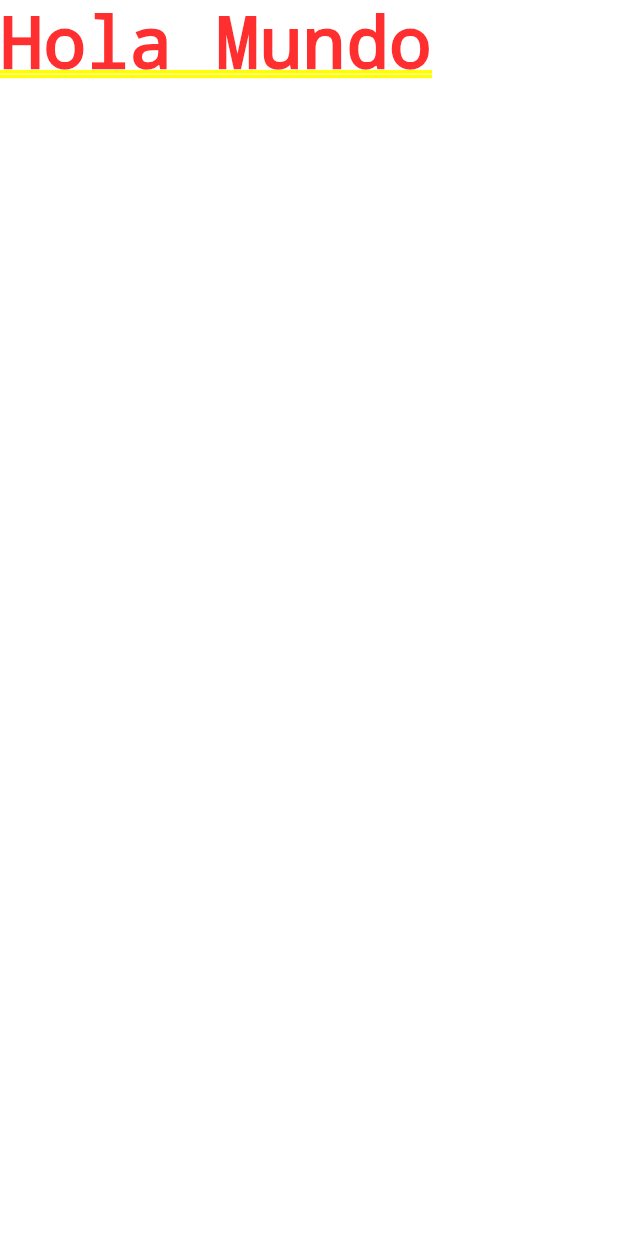
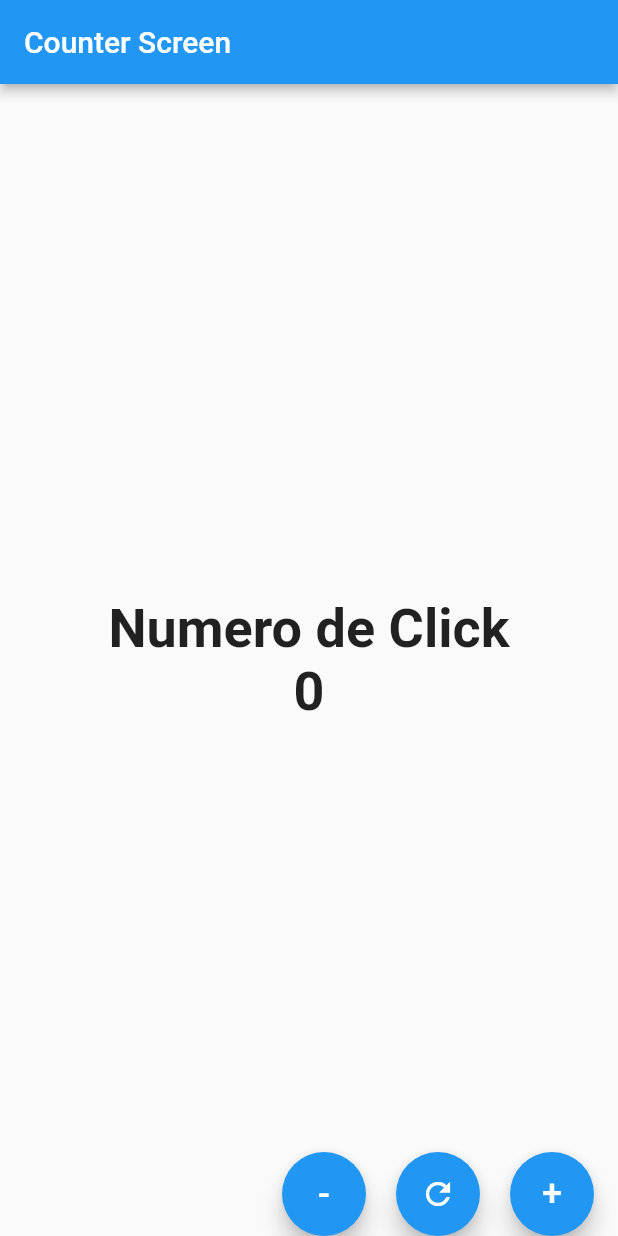
Before and after one commit to carlosargenal31/contador_app, a Flutter app: the screen it shows after launch, on a phone screen of 412 x 824 dp. Run offline on Flutter 3.47's test engine with Material 2 defaults, Android fonts, the phone set to English and light mode, and no system bars.

Commit message:
Proyecto Contador

```diff
--- a/lib/main.dart
+++ b/lib/main.dart
@@ -1,4 +1,6 @@
+import 'package:contador_app/screens/counter_screen.dart';
 import 'package:flutter/material.dart';
+import 'package:contador_app/screens/home_screen.dart';
 
 void main() {
   runApp(const MyApp());
@@ -10,8 +12,8 @@ class MyApp extends StatelessWidget {
   @override
   Widget build(BuildContext context) {
     return const MaterialApp(
-      debugShowCheckedModeBanner: false,
-      home: Text('Hola Mundo'),
-    );
+        debugShowCheckedModeBanner: false,
+        home: CounterScreen() //Text('Hola Mundo'),
+        );
   }
 }
--- a/lib/screens/counter_screen.dart
+++ b/lib/screens/counter_screen.dart
@@ -1,13 +1,66 @@
-/*import 'package:flutter/material.dart';
+import 'package:flutter/material.dart';
+import 'package:flutter/widgets.dart';
 
 class CounterScreen extends StatefulWidget {
   const CounterScreen({super.key});
+  @override
+  State<CounterScreen> createState() => _CounterScreenState();
+}
 
+class _CounterScreenState extends State<CounterScreen> {
+  int contador = 0;
+  TextStyle estilofuente30 =
+      const TextStyle(fontSize: 36, fontWeight: FontWeight.bold);
   @override
-  State<StatefulWidget> createState() {
-    @override
-    State<CounterScreen> createState() => _CounterScreenState();
+  Widget build(BuildContext context) {
+    return Scaffold(
+      appBar: AppBar(
+        title: const Text("Counter Screen"),
+        elevation: 3,
+      ),
+      body: Center(
+          child: Column(
+        mainAxisAlignment: MainAxisAlignment.center,
+        children: [
+          Text("Numero de Click", style: estilofuente30),
+          Text("$contador", style: estilofuente30)
+        ],
+      )),
+      floatingActionButtonLocation: FloatingActionButtonLocation.endDocked,
+      floatingActionButton: Row(
+        mainAxisAlignment: MainAxisAlignment.end,
+        children: [
+          FloatingActionButton(
+              child: const Text(
+                '-',
+                style: TextStyle(fontSize: 24),
+              ),
+              onPressed: () {
+                setState(() {
+                  (contador > 0) ? contador-- : 0;
+                });
+              }),
+          const SizedBox(width: 20),
+          FloatingActionButton(
+              child: const Icon(Icons.refresh),
+              onPressed: () {
+                setState(() {
+                  contador = 0;
+                });
+              }),
+          const SizedBox(width: 20),
+          FloatingActionButton(
+              child: const Text(
+                '+',
+                style: TextStyle(fontSize: 24),
+              ),
+              onPressed: () {
+                setState(() {
+                  contador++;
+                });
+              }),
+        ],
+      ),
+    );
   }
 }
-
-class _CounterScreenState {}*/
```
Also changed, not shown: lib/screens/home_screen.dart (+37 -0 lines).
